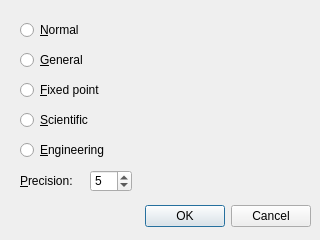
The window that vicalc/ui/num_format_dialog.ui (Kudaschov/ViCalc) describes before a commit, drawn with Qt 5.
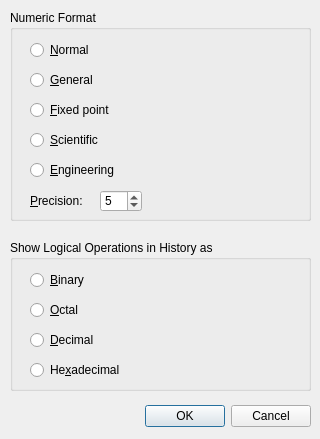
The same window after the commit.

Commit message: Display logical operations in bin, oct, dec, and hex in calculation history

The edit to the form file:
```diff
--- a/vicalc/ui/num_format_dialog.ui
+++ b/vicalc/ui/num_format_dialog.ui
@@ -7,7 +7,7 @@
     <x>0</x>
     <y>0</y>
     <width>320</width>
-    <height>240</height>
+    <height>439</height>
    </rect>
   </property>
   <property name="windowTitle">
@@ -17,7 +17,7 @@
    <property name="geometry">
     <rect>
      <x>10</x>
-     <y>200</y>
+     <y>400</y>
      <width>301</width>
      <height>32</height>
     </rect>
@@ -29,105 +29,186 @@
     <set>QDialogButtonBox::StandardButton::Cancel|QDialogButtonBox::StandardButton::Ok</set>
    </property>
   </widget>
-  <widget class="QRadioButton" name="normRadioButton">
+  <widget class="QGroupBox" name="groupBox">
    <property name="geometry">
     <rect>
-     <x>20</x>
-     <y>20</y>
-     <width>89</width>
-     <height>20</height>
+     <x>10</x>
+     <y>10</y>
+     <width>301</width>
+     <height>211</height>
     </rect>
    </property>
-   <property name="text">
-    <string>&amp;Normal</string>
+   <property name="title">
+    <string>Numeric Format</string>
    </property>
+   <widget class="QSpinBox" name="precisionSpinBox">
+    <property name="geometry">
+     <rect>
+      <x>90</x>
+      <y>180</y>
+      <width>42</width>
+      <height>22</height>
+     </rect>
+    </property>
+    <property name="minimum">
+     <number>0</number>
+    </property>
+    <property name="maximum">
+     <number>16</number>
+    </property>
+    <property name="value">
+     <number>5</number>
+    </property>
+   </widget>
+   <widget class="QRadioButton" name="engRadioButton">
+    <property name="geometry">
+     <rect>
+      <x>20</x>
+      <y>150</y>
+      <width>89</width>
+      <height>20</height>
+     </rect>
+    </property>
+    <property name="text">
+     <string>&amp;Engineering</string>
+    </property>
+   </widget>
+   <widget class="QRadioButton" name="sciRadioButton">
+    <property name="geometry">
+     <rect>
+      <x>20</x>
+      <y>120</y>
+      <width>89</width>
+      <height>20</height>
+     </rect>
+    </property>
+    <property name="text">
+     <string>&amp;Scientific</string>
+    </property>
+   </widget>
+   <widget class="QRadioButton" name="generalRadioButton">
+    <property name="geometry">
+     <rect>
+      <x>20</x>
+      <y>60</y>
+      <width>89</width>
+      <height>20</height>
+     </rect>
+    </property>
+    <property name="text">
+     <string>&amp;General</string>
+    </property>
+   </widget>
+   <widget class="QLabel" name="label">
+    <property name="geometry">
+     <rect>
+      <x>20</x>
+      <y>183</y>
+      <width>71</width>
+      <height>16</height>
+     </rect>
+    </property>
+    <property name="text">
+     <string>&amp;Precision:</string>
+    </property>
+    <property name="buddy">
+     <cstring>precisionSpinBox</cstring>
+    </property>
+   </widget>
+   <widget class="QRadioButton" name="fixRadioButton">
+    <property name="geometry">
+     <rect>
+      <x>20</x>
+      <y>90</y>
+      <width>89</width>
+      <height>20</height>
+     </rect>
+    </property>
+    <property name="text">
+     <string>&amp;Fixed point</string>
+    </property>
+   </widget>
+   <widget class="QRadioButton" name="normRadioButton">
+    <property name="geometry">
+     <rect>
+      <x>20</x>
+      <y>30</y>
+      <width>89</width>
+      <height>20</height>
+     </rect>
+    </property>
+    <property name="text">
+     <string>&amp;Normal</string>
+    </property>
+   </widget>
   </widget>
-  <widget class="QRadioButton" name="generalRadioButton">
+  <widget class="QGroupBox" name="groupBox_2">
    <property name="geometry">
     <rect>
-     <x>20</x>
-     <y>50</y>
-     <width>89</width>
-     <height>20</height>
+     <x>10</x>
+     <y>240</y>
+     <width>301</width>
+     <height>151</height>
     </rect>
    </property>
-   <property name="text">
-    <string>&amp;General</string>
+   <property name="locale">
+    <locale language="English" country="Germany"/>
    </property>
-  </widget>
-  <widget class="QRadioButton" name="fixRadioButton">
-   <property name="geometry">
-    <rect>
-     <x>20</x>
-     <y>80</y>
-     <width>89</width>
-     <height>20</height>
-    </rect>
+   <property name="title">
+    <string>Show Logical Operations in History as</string>
    </property>
-   <property name="text">
-    <string>&amp;Fixed point</string>
-   </property>
-  </widget>
-  <widget class="QRadioButton" name="sciRadioButton">
-   <property name="geometry">
-    <rect>
-     <x>20</x>
-     <y>110</y>
-     <width>89</width>
-     <height>20</height>
-    </rect>
-   </property>
-   <property name="text">
-    <string>&amp;Scientific</string>
-   </property>
-  </widget>
-  <widget class="QRadioButton" name="engRadioButton">
-   <property name="geometry">
-    <rect>
-     <x>20</x>
-     <y>140</y>
-     <width>89</width>
-     <height>20</height>
-    </rect>
-   </property>
-   <property name="text">
-    <string>&amp;Engineering</string>
-   </property>
-  </widget>
-  <widget class="QLabel" name="label">
-   <property name="geometry">
-    <rect>
-     <x>20</x>
-     <y>173</y>
-     <width>71</width>
-     <height>16</height>
-    </rect>
-   </property>
-   <property name="text">
-    <string>&amp;Precision:</string>
-   </property>
-   <property name="buddy">
-    <cstring>precisionSpinBox</cstring>
-   </property>
-  </widget>
-  <widget class="QSpinBox" name="precisionSpinBox">
-   <property name="geometry">
-    <rect>
-     <x>90</x>
-     <y>170</y>
-     <width>42</width>
-     <height>22</height>
-    </rect>
-   </property>
-   <property name="minimum">
-    <number>0</number>
-   </property>
-   <property name="maximum">
-    <number>16</number>
-   </property>
-   <property name="value">
-    <number>5</number>
-   </property>
+   <widget class="QRadioButton" name="binaryRadioButton">
+    <property name="geometry">
+     <rect>
+      <x>20</x>
+      <y>30</y>
+      <width>89</width>
+      <height>20</height>
+     </rect>
+    </property>
+    <property name="text">
+     <string>&amp;Binary</string>
+    </property>
+   </widget>
+   <widget class="QRadioButton" name="octalRadioButton">
+    <property name="geometry">
+     <rect>
+      <x>20</x>
+      <y>60</y>
+      <width>89</width>
+      <height>20</height>
+     </rect>
+    </property>
+    <property name="text">
+     <string>&amp;Octal</string>
+    </property>
+   </widget>
+   <widget class="QRadioButton" name="decimalRadioButton">
+    <property name="geometry">
+     <rect>
+      <x>20</x>
+      <y>90</y>
+      <width>89</width>
+      <height>20</height>
+     </rect>
+    </property>
+    <property name="text">
+     <string>&amp;Decimal</string>
+    </property>
+   </widget>
+   <widget class="QRadioButton" name="hexadecimalRadioButton">
+    <property name="geometry">
+     <rect>
+      <x>20</x>
+      <y>120</y>
+      <width>89</width>
+      <height>20</height>
+     </rect>
+    </property>
+    <property name="text">
+     <string>He&amp;xadecimal</string>
+    </property>
+   </widget>
   </widget>
  </widget>
  <resources/>
```
Left out of the diff: 2 changed lines with no effect on the pictures. The commit also changes 16 other files.
